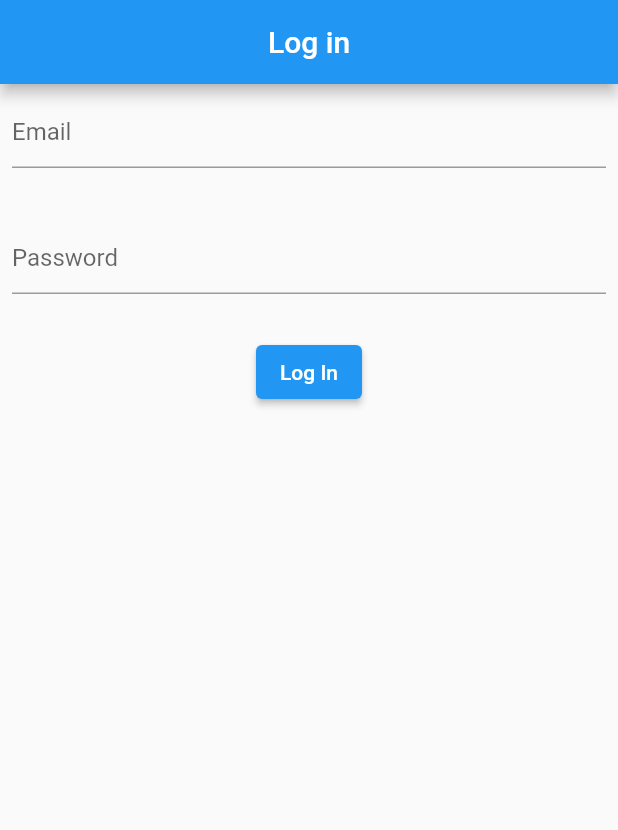
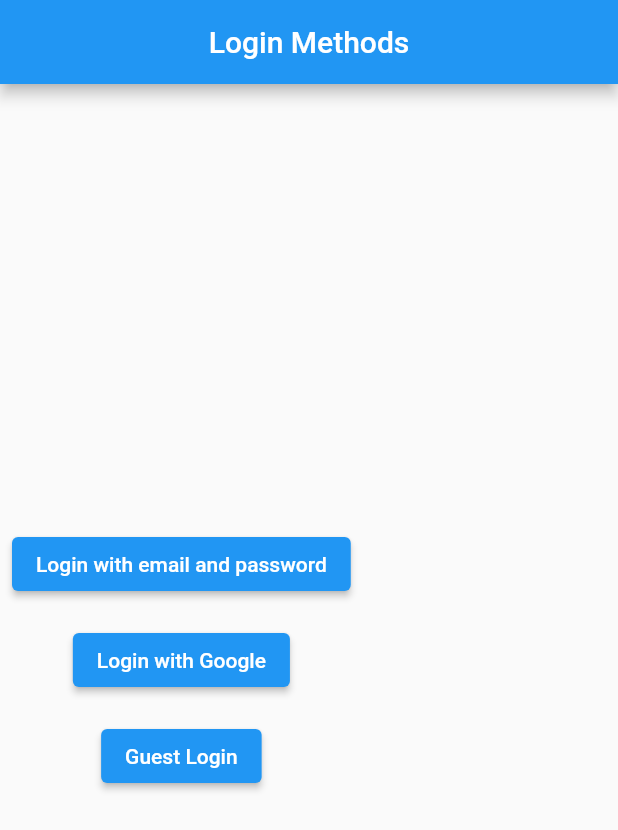
Before and after one commit to mdshadatrahman/hms_flutter, a Flutter app: the screen it shows after launch, on a phone screen of 412 x 824 dp. Shown: the top 830 px of the screen. Run offline on Flutter 3.47's test engine with Material 2 defaults, Android fonts, the phone set to English and light mode, and no system bars; our stand-ins replace firebase_auth, firebase_core; accounts and stored records are empty.

Commit message:
sign in anon working in ios but need to be debugged

```diff
--- a/lib/src/app.dart
+++ b/lib/src/app.dart
@@ -1,5 +1,5 @@
 import 'package:flutter/material.dart';
-import 'package:hms_flutter/src/screens/login.dart';
+import 'package:hms_flutter/src/screens/sign_in_methods.dart';
 
 class App extends StatelessWidget {
   @override
@@ -10,7 +10,8 @@ class App extends StatelessWidget {
         accentColor: Colors.orange,
         primaryColor: Colors.blue,
       ),
-      home: LoginScreen(),
+      //home: LoginScreen(),
+      home: SignInMethods(),
     );
   }
 }
--- a/lib/src/screens/home.dart
+++ b/lib/src/screens/home.dart
@@ -1,5 +1,6 @@
 import 'package:firebase_auth/firebase_auth.dart';
 import 'package:flutter/material.dart';
+import 'package:hms_flutter/src/app.dart';
 import 'package:hms_flutter/src/screens/login.dart';
 
 class HomeScreen extends StatelessWidget {
@@ -13,7 +14,7 @@ class HomeScreen extends StatelessWidget {
           onPressed: () {
             auth.signOut();
             Navigator.of(context).pushReplacement(
-                MaterialPageRoute(builder: (context) => LoginScreen()));
+                MaterialPageRoute(builder: (context) => App()));
           },
         ),
       ),
--- a/lib/src/screens/login.dart
+++ b/lib/src/screens/login.dart
@@ -1,5 +1,6 @@
 import 'package:firebase_auth/firebase_auth.dart';
 import 'package:flutter/material.dart';
+import 'package:hms_flutter/src/app.dart';
 import 'package:hms_flutter/src/screens/home.dart';
 
 class LoginScreen extends StatefulWidget {
@@ -14,7 +15,14 @@ class _LoginScreenState extends State<LoginScreen> {
   Widget build(BuildContext context) {
     return Scaffold(
       appBar: AppBar(
-        title: Text('Log in'),
+        leading: IconButton(
+          icon: Icon(Icons.arrow_back_ios),
+          iconSize: 20.0,
+          onPressed: () {
+            Navigator.pop(context);
+          },
+        ),
+        title: Text('Login'),
         centerTitle: true,
       ),
       body: Column(
--- /dev/null
+++ b/lib/src/screens/sign_in_methods.dart
@@ -0,0 +1,64 @@
+import 'package:firebase_auth/firebase_auth.dart';
+import 'package:flutter/material.dart';
+import 'package:hms_flutter/src/app.dart';
+import 'package:hms_flutter/src/screens/home.dart';
+import 'package:hms_flutter/src/screens/login.dart';
+
+class SignInMethods extends StatelessWidget {
+  Future<void> _signInAnonymously() async {
+    try {
+      await FirebaseAuth.instance.signInAnonymously();
+    } catch (e) {
+      print(e.toString());
+    }
+  }
+
+  final FirebaseAuth _auth = FirebaseAuth.instance;
+  @override
+  Widget build(BuildContext context) {
+    return Scaffold(
+      appBar: AppBar(
+        title: Text('Login Methods'),
+        centerTitle: true,
+      ),
+      body: Column(
+        mainAxisAlignment: MainAxisAlignment.center,
+        children: [
+          Padding(
+            padding: const EdgeInsets.all(8.0),
+            child: ElevatedButton(
+              child: Text('Login with email and password'),
+              onPressed: () {
+                Navigator.push(
+                    context,
+                    MaterialPageRoute(
+                      builder: (BuildContext context) => LoginScreen(),
+                    ));
+              },
+            ),
+          ),
+          Padding(
+            padding: const EdgeInsets.all(8.0),
+            child: ElevatedButton(
+              child: Text('Login with Google'),
+              onPressed: () {},
+            ),
+          ),
+          Padding(
+            padding: const EdgeInsets.all(8.0),
+            child: ElevatedButton(
+              child: Text('Guest Login'),
+              onPressed: () async {
+                _signInAnonymously();
+                Navigator.push(
+                    context,
+                    MaterialPageRoute(
+                        builder: (BuildContext context) => HomeScreen()));
+              },
+            ),
+          ),
+        ],
+      ),
+    );
+  }
+}
```
Also changed, not shown: lib/src/auth.dart (added).
